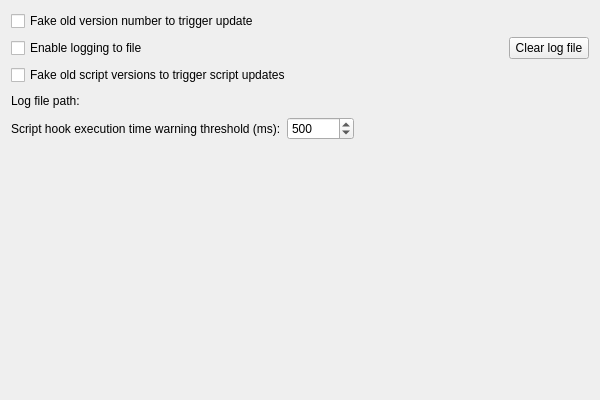
The window that src/widgets/settings/debugoptionsettingswidget.ui (pbek/QOwnNotes) describes before a commit, drawn with Qt 5.
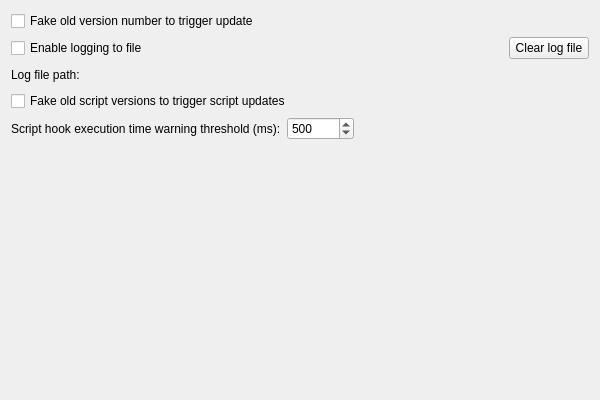
The same window after the commit. Icons and pictures are not drawn.

Commit message: #3634 debugging: fix crash when enabling logging to file and improve UI

The edit to the form file:
```diff
--- a/src/widgets/settings/debugoptionsettingswidget.ui
+++ b/src/widgets/settings/debugoptionsettingswidget.ui
@@ -49,7 +49,7 @@
       </property>
      </widget>
     </item>
-    <item row="2" column="0" colspan="4">
+    <item row="3" column="0" colspan="4">
      <widget class="QCheckBox" name="oldScriptVersionsCheckBox">
       <property name="toolTip">
        <string>Fake old versions for installed repository scripts to trigger the script update dialog</string>
@@ -59,7 +59,7 @@
       </property>
      </widget>
     </item>
-    <item row="3" column="0" colspan="4">
+    <item row="2" column="0" colspan="4">
      <widget class="QFrame" name="logFileFrame">
      <property name="frameShape">
       <enum>QFrame::Shape::NoFrame</enum>
```
The commit also changes 3 other files.
